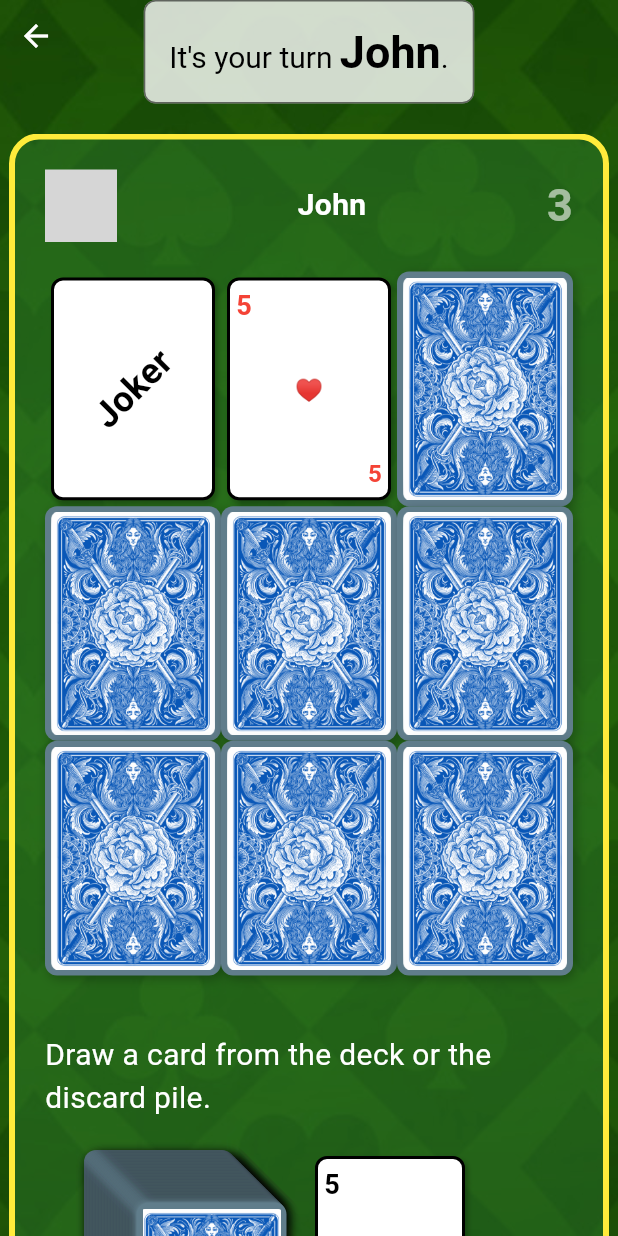
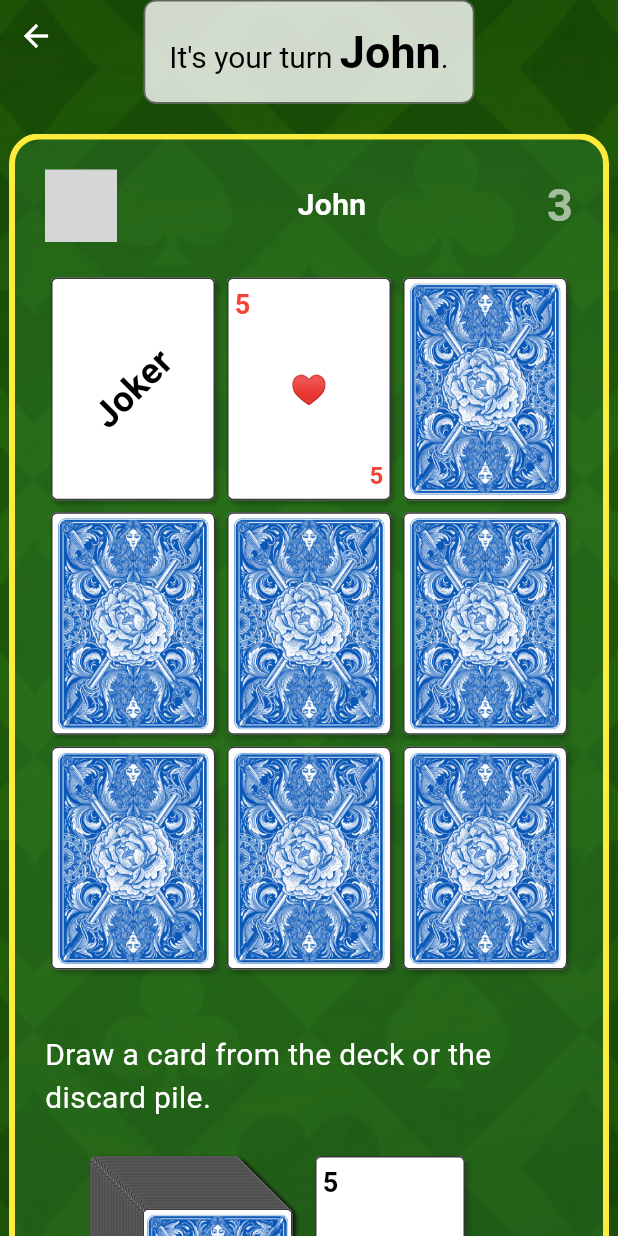
Before and after one commit to vteam-com/Cards, a Flutter app: the screen it shows after launch, after a tap on "Start Game", on a phone screen of 412 x 824 dp. Run offline on Flutter 3.47's test engine with Material 3 defaults, Android fonts, the phone set to English and light mode, and no system bars; our stand-ins replace shared_preferences; missing offline and left inert: colorize_text_avatar; grey boxes are pictures that could not be loaded.

Commit message:
refactor improve card rendering

```diff
--- a/lib/widgets/card_deck.dart
+++ b/lib/widgets/card_deck.dart
@@ -5,15 +5,14 @@ import 'package:flutter/material.dart';
 class DeckOfCards extends StatelessWidget {
   const DeckOfCards({
     super.key,
-    required this.cardsInTheDeck,
-    required this.discardedCards, // List of open cards
+    required this.cardsInDeck,
+    required this.cardsDiscarded, // List of open cards
     required this.onDrawCard,
     required this.onDrawDiscardedCard,
   });
 
-  final int cardsInTheDeck;
-  final List<PlayingCard>
-      discardedCards; // Updated to handle a list of all open cards
+  final List<PlayingCard> cardsInDeck;
+  final List<PlayingCard> cardsDiscarded;
   final VoidCallback onDrawCard;
   final VoidCallback onDrawDiscardedCard;
 
@@ -38,12 +37,15 @@ class DeckOfCards extends StatelessWidget {
         onTap: onDrawCard,
         child: Stack(
           alignment: Alignment.center,
-          children: List.generate(cardsInTheDeck, (index) {
+          children: List.generate(cardsInDeck.length, (index) {
             double offset = index * 0.5; // Offset for stacking effect
             return Positioned(
               left: offset,
               top: offset,
-              child: buildBackOfCard(),
+              child: PlayingCardWidget(
+                card: cardsInDeck[index],
+                revealed: false,
+              ),
             );
           }),
         ),
@@ -58,12 +60,15 @@ class DeckOfCards extends StatelessWidget {
         onTap: onDrawDiscardedCard,
         child: Stack(
           alignment: Alignment.center,
-          children: List.generate(discardedCards.length, (index) {
+          children: List.generate(cardsDiscarded.length, (index) {
             double offset = index * 0.5; // Offset for stacking effect
             return Positioned(
               left: offset,
               top: offset,
-              child: PlayingCardWidget(card: discardedCards[index]),
+              child: PlayingCardWidget(
+                card: cardsDiscarded[index],
+                revealed: true,
+              ),
             );
           }),
         ),
--- a/lib/widgets/player_zone.dart
+++ b/lib/widgets/player_zone.dart
@@ -93,7 +93,7 @@ class PlayerZone extends StatelessWidget {
       onTap: () {
         gameModel.revealCard(context, playerIndex, gridIndex);
       },
-      child: isVisible ? PlayingCardWidget(card: card) : buildBackOfCard(),
+      child: PlayingCardWidget(card: card, revealed: isVisible),
     );
   }
 }
--- a/lib/widgets/player_zone_cta.dart
+++ b/lib/widgets/player_zone_cta.dart
@@ -22,11 +22,13 @@ class PlayerZoneCTA extends StatelessWidget {
           const SizedBox(
             height: 20,
           ),
+          if (gameModel.currentPlayerStates ==
+              CurrentPlayerStates.pickCardFromDeck)
             SizedBox(
               height: 200,
               child: DeckOfCards(
-              cardsInTheDeck: context.watch<GameModel>().cardsDeckPile.length,
-              discardedCards: context.watch<GameModel>().cardsDeckDiscarded,
+                cardsInDeck: context.watch<GameModel>().cardsDeckPile,
+                cardsDiscarded: context.watch<GameModel>().cardsDeckDiscarded,
                 onDrawCard: () {
                   final gameModel = context.read<GameModel>();
                   gameModel.drawCard(context, fromDiscardPile: false);
@@ -78,12 +80,9 @@ class PlayerZoneCTA extends StatelessWidget {
             gameModel.currentPlayerStates = CurrentPlayerStates.flipAndSwap;
           },
         ),
-        SizedBox(
-          width: 66,
-          height: 100,
-          child: PlayingCardWidget(
+        PlayingCardWidget(
           card: gameModel.cardPickedUpFromDeckOrDiscarded!,
-          ),
+          revealed: true,
         ),
         ElevatedButton(
           child: const Text(
@@ -113,12 +112,9 @@ class PlayerZoneCTA extends StatelessWidget {
           isActivePlayer,
           getInstructionToPlayer(gameModel.currentPlayerStates),
         ),
-        SizedBox(
-          width: 66,
-          height: 100,
-          child: PlayingCardWidget(
+        PlayingCardWidget(
           card: gameModel.cardPickedUpFromDeckOrDiscarded!,
-          ),
+          revealed: true,
         ),
       ],
     );
--- a/lib/widgets/playing_card_widget.dart
+++ b/lib/widgets/playing_card_widget.dart
@@ -5,10 +5,15 @@ import 'package:flutter/material.dart';
 class PlayingCardWidget extends StatelessWidget {
   /// Creates a [PlayingCardWidget] with a [PlayingCard] card.
   /// If the card is null, a placeholder is shown.
-  const PlayingCardWidget({super.key, required this.card});
+  const PlayingCardWidget({
+    super.key,
+    required this.card,
+    this.revealed = false,
+  });
 
   /// The playing card to be displayed.
-  final PlayingCard? card;
+  final PlayingCard card;
+  final bool revealed;
 
   @override
   Widget build(BuildContext context) {
@@ -17,9 +22,9 @@ class PlayingCardWidget extends StatelessWidget {
       width: 100,
       height: 140,
       decoration: BoxDecoration(
-        color: card == null ? null : Colors.white,
-        borderRadius: BorderRadius.circular(8.0),
-        border: card == null ? null : Border.all(color: Colors.black, width: 2),
+        color: Colors.white,
+        borderRadius: BorderRadius.circular(4),
+        border: Border.all(color: Colors.black.withAlpha(200), width: 1),
         boxShadow: const [
           BoxShadow(
             color: Colors.black26,
@@ -28,27 +33,25 @@ class PlayingCardWidget extends StatelessWidget {
           ),
         ],
       ),
-      child: card == null
-          ? _buildPlaceHolder()
-          : card!.suit == 'Joker'
-              ? _buildJoker()
-              : _buildRegularCard(),
+      child: revealed
+          ? (card.suit == 'Joker' ? surfaceForJoker() : surfaceReveal())
+          : surfaceForHidden(),
     );
   }
 
   /// Builds a widget for displaying a regular card with suit and rank.
-  Widget _buildRegularCard() {
+  Widget surfaceReveal() {
     return Stack(
       children: [
         Positioned(
           top: 4,
           left: 4,
           child: Text(
-            card!.rank,
+            card.rank,
             style: TextStyle(
               fontSize: 18,
               fontWeight: FontWeight.bold,
-              color: _getSuitColor(card!.suit),
+              color: _getSuitColor(card.suit),
             ),
           ),
         ),
@@ -56,20 +59,20 @@ class PlayingCardWidget extends StatelessWidget {
           bottom: 4,
           right: 4,
           child: Text(
-            card!.rank,
+            card.rank,
             style: TextStyle(
               fontSize: 16,
               fontWeight: FontWeight.bold,
-              color: _getSuitColor(card!.suit),
+              color: _getSuitColor(card.suit),
             ),
           ),
         ),
         Center(
           child: Text(
-            _getSuitSymbol(card!.suit),
+            _getSuitSymbol(card.suit),
             style: TextStyle(
-              fontSize: 15,
-              color: _getSuitColor(card!.suit),
+              fontSize: 20,
+              color: _getSuitColor(card.suit),
             ),
           ),
         ),
@@ -77,22 +80,8 @@ class PlayingCardWidget extends StatelessWidget {
     );
   }
 
-  /// Builds a placeholder for when the card data is not available.
-  Widget _buildPlaceHolder() {
-    return const Center(
-      child: Text(
-        '',
-        style: TextStyle(
-          fontSize: 24,
-          color: Colors.black,
-          fontWeight: FontWeight.bold,
-        ),
-      ),
-    );
-  }
-
   /// Builds a widget for displaying a Joker card.
-  Widget _buildJoker() {
+  Widget surfaceForJoker() {
     return Center(
       child: FittedBox(
         fit: BoxFit.scaleDown,
@@ -102,10 +91,21 @@ class PlayingCardWidget extends StatelessWidget {
             'Joker',
             style: TextStyle(
               fontSize: 24,
-              color: card!.rank == 'Black' ? Colors.black : Colors.red,
+              color: card.rank == 'Black' ? Colors.black : Colors.red,
               fontWeight: FontWeight.bold,
             ),
           ),
+        ),
+      ),
+    );
+  }
+
+  Widget surfaceForHidden() {
+    return const DecoratedBox(
+      decoration: BoxDecoration(
+        image: DecorationImage(
+          image: AssetImage('assets/images/back_of_card.png'),
+          fit: BoxFit.cover, // adjust the fit as needed
         ),
       ),
     );
@@ -141,30 +141,3 @@ class PlayingCardWidget extends StatelessWidget {
     }
   }
 }
-
-Widget buildBackOfCard() {
-  return Container(
-    width: 100,
-    height: 140,
-    padding: const EdgeInsets.all(4),
-    decoration: BoxDecoration(
-      color: Colors.blueGrey,
-      borderRadius: BorderRadius.circular(8),
-      boxShadow: const [
-        BoxShadow(
-          color: Colors.black26,
-          blurRadius: 6.0,
-          offset: Offset(2, 2),
-        ),
-      ],
-    ),
-    child: const DecoratedBox(
-      decoration: BoxDecoration(
-        image: DecorationImage(
-          image: AssetImage('assets/images/back_of_card.png'),
-          fit: BoxFit.cover, // adjust the fit as needed
-        ),
-      ),
-    ),
-  );
-}
```
Also changed, not shown: graph.svg, 1 other file. Lines whose indentation alone changed are shown as unchanged.
